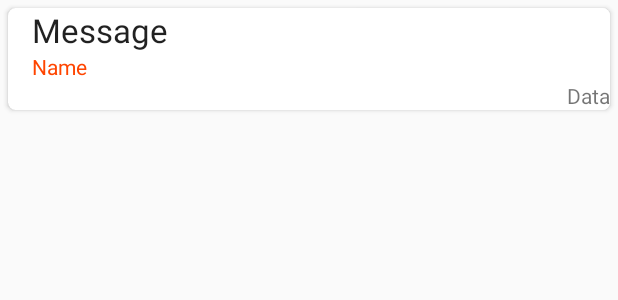
After one commit to brunojamelli/alonechat, an Android app: the layout card_message.xml on its own in the app's theme, with its tools: preview values and no code run, on a phone screen of 412 x 824 dp. The commit adds this screen. Shown: the top 300 px of the screen. Run offline under Robolectric (Android 15) with nearby library versions, the phone set to English and light mode, and no system bars.

Commit message:
Tela das mensagens implementada com o recycler view

```diff
--- a/app/build.gradle
+++ b/app/build.gradle
@@ -24,8 +24,6 @@ dependencies {
     implementation 'com.android.support.constraint:constraint-layout:1.1.3'
     //bibliotecas de design
     implementation 'com.android.support:design:28.+'
-    implementation 'com.android.support:recyclerview-v7:28.0.0-alpha1'
-    implementation 'com.android.support:appcompat-v7:28.0.0-alpha1'
     //glide para carregar imagens
     implementation 'com.github.bumptech.glide:glide:4.8.0'
     //firebase
--- a/app/src/main/java/com/softwares/jamelli/alone_chat/MessageAdapter.java
+++ b/app/src/main/java/com/softwares/jamelli/alone_chat/MessageAdapter.java
@@ -38,8 +38,6 @@ public class MessageAdapter extends ArrayAdapter<FriendlyMessage> {
             Glide.with(photoImageView.getContext())
                     .load(message.getPhotoUrl())
                     .into(photoImageView);
-        } else if(message.isLocalization()){
-
         }else {
             messageTextView.setVisibility(View.VISIBLE);
             photoImageView.setVisibility(View.GONE);
--- /dev/null
+++ b/app/src/main/res/layout/card_message.xml
@@ -0,0 +1,65 @@
+<?xml version="1.0" encoding="utf-8"?>
+<android.support.v7.widget.CardView
+    xmlns:android="http://schemas.android.com/apk/res/android"
+    xmlns:app="http://schemas.android.com/apk/res-auto"
+
+    android:layout_width="match_parent"
+    android:layout_height="wrap_content"
+
+    app:cardCornerRadius="5dp"
+    app:cardBackgroundColor="@color/cardview_light_background"
+
+    android:layout_margin="5dp"
+
+    android:focusable="true"
+    android:clickable="true"
+    android:foreground="?android:attr/selectableItemBackground"
+    android:layout_weight="8">
+
+
+    <LinearLayout xmlns:android="http://schemas.android.com/apk/res/android"
+        xmlns:tools="http://schemas.android.com/tools"
+        android:layout_width="match_parent"
+        android:layout_height="wrap_content"
+        android:layout_marginLeft="16dp"
+        android:layout_marginStart="16dp"
+        android:background="@color/colorWhite"
+        android:textColor="@color/colorLaranja"
+        android:orientation="vertical"
+        >
+
+        <ImageView
+            android:id="@+id/photoImageView"
+            android:layout_width="match_parent"
+            android:layout_height="wrap_content"
+            android:adjustViewBounds="true" />
+
+        <TextView
+            android:id="@+id/messageTextView"
+            android:layout_width="wrap_content"
+            android:layout_height="wrap_content"
+            android:layout_weight="0"
+            android:textAppearance="?android:attr/textAppearanceLarge"
+            tools:text="Message" />
+
+        <TextView
+            android:id="@+id/nameTextView"
+            android:layout_width="wrap_content"
+            android:layout_height="wrap_content"
+            android:layout_weight="0"
+            android:textAppearance="?android:attr/textAppearanceSmall"
+            android:textColor="@color/colorLaranja"
+            tools:text="Name" />
+
+        <TextView
+            android:id="@+id/dataTextView"
+            android:layout_width="wrap_content"
+            android:layout_height="wrap_content"
+            android:layout_weight="0"
+            android:textAppearance="?android:attr/textAppearanceSmall"
+            tools:text="Data"
+            android:layout_gravity="right"/>
+
+    </LinearLayout>
+
+</android.support.v7.widget.CardView>
```
Also changed, not shown: app/src/main/java/com/softwares/jamelli/alone_chat/MessageAdapterN.java (added, +53 -0 lines), app/src/main/java/com/softwares/jamelli/alone_chat/MessageViewHolder.java (added, +22 -0 lines), app/src/main/java/com/softwares/jamelli/alone_chat/fragment/FragmentChat.java (+23 -11 lines), app/src/main/res/layout/fragment_chat.xml (+7 -1 lines).
